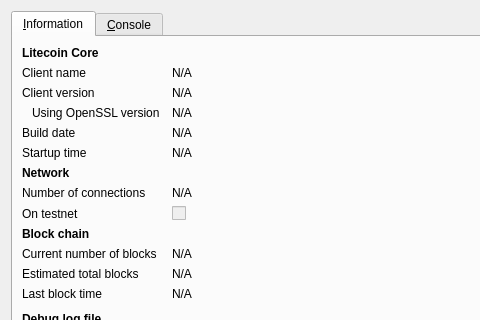
Above: src/qt/forms/rpcconsole.ui from TrihardCoin/TrihardCoin before the change; both pictures show x 0 to 480 and y 0 to 320 of the 740 by 450 pixel window. Below: the same form after it.
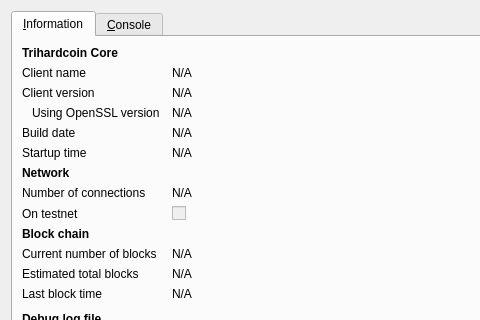
That is the form after the change. Icons and pictures are not drawn.

Patch:
```diff
--- a/src/qt/forms/rpcconsole.ui
+++ b/src/qt/forms/rpcconsole.ui
@@ -36,7 +36,7 @@
           </font>
          </property>
          <property name="text">
-          <string>Litecoin Core</string>
+          <string>Trihardcoin Core</string>
          </property>
         </widget>
        </item>
```
Left out of the diff: 6 changed lines with no effect on the pictures.
